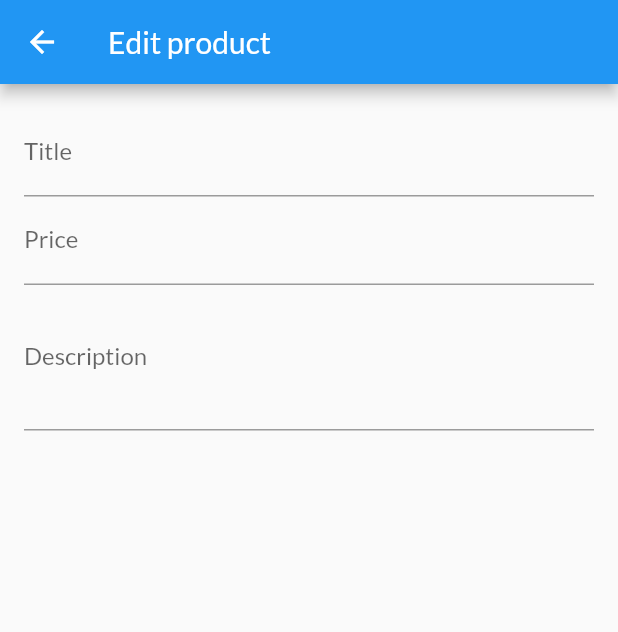
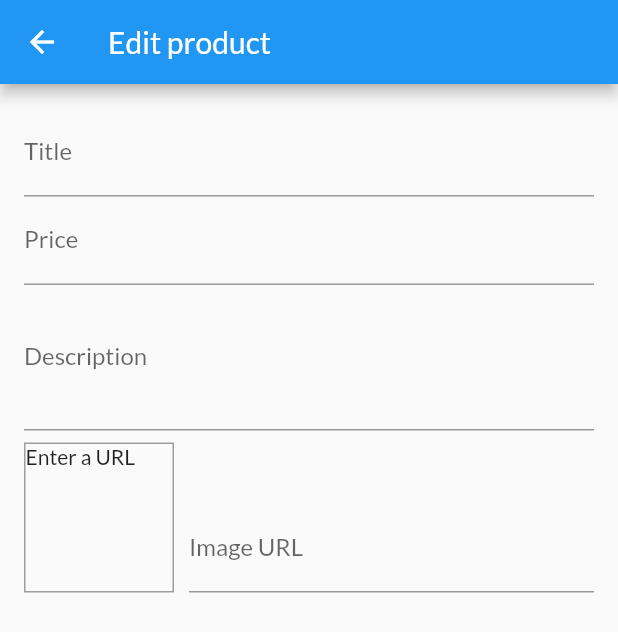
Before and after one commit to Damian9696/shop_app, a Flutter app: the EditProductScreen screen opened by its route, on a phone screen of 412 x 824 dp. Shown: the top 632 px of the screen. Run offline on Flutter 3.47's test engine with Material 2 defaults, Android fonts, the phone set to English and light mode, and no system bars; network calls fail.

Commit message:
Updated widget tree by adding ImageView preview and TextForm;

```diff
--- a/lib/screens/edit_product.dart
+++ b/lib/screens/edit_product.dart
@@ -10,11 +10,28 @@ class EditProductScreen extends StatefulWidget {
 class _EditProductScreenState extends State<EditProductScreen> {
   final _priceFocusNode = FocusNode();
   final _descriptionFocusNode = FocusNode();
+  final _imageUrlFocusNode = FocusNode();
+  final _imageUrlController = TextEditingController();
+
+  @override
+  void initState() {
+    _imageUrlFocusNode.addListener(_updateImageUrl);
+    super.initState();
+  }
+
+  void _updateImageUrl() {
+    if (!_imageUrlFocusNode.hasFocus) {
+      setState(() {});
+    }
+  }
 
   @override
   void dispose() {
+    _imageUrlFocusNode.removeListener(_updateImageUrl);
     _priceFocusNode.dispose();
     _descriptionFocusNode.dispose();
+    _imageUrlController.dispose();
+    _imageUrlFocusNode.dispose();
     super.dispose();
   }
 
@@ -59,6 +76,39 @@ class _EditProductScreenState extends State<EditProductScreen> {
                 keyboardType: TextInputType.multiline,
                 focusNode: _descriptionFocusNode,
               ),
+              Row(
+                crossAxisAlignment: CrossAxisAlignment.end,
+                children: [
+                  Container(
+                    width: 100,
+                    height: 100,
+                    margin: EdgeInsets.only(
+                      top: 8,
+                      right: 10,
+                    ),
+                    decoration: BoxDecoration(
+                        border: Border.all(width: 1, color: Colors.grey)),
+                    child: _imageUrlController.text.isEmpty
+                        ? Text('Enter a URL')
+                        : FittedBox(
+                            child: Image.network(_imageUrlController.text),
+                            fit: BoxFit.scaleDown,
+                          ),
+                  ),
+                  Expanded(
+                    child: TextFormField(
+                      decoration: InputDecoration(labelText: "Image URL"),
+                      keyboardType: TextInputType.url,
+                      textInputAction: TextInputAction.done,
+                      controller: _imageUrlController,
+                      focusNode: _imageUrlFocusNode,
+                      onEditingComplete: () {
+                        setState(() {});
+                      },
+                    ),
+                  )
+                ],
+              )
             ],
           ),
         ),
```
